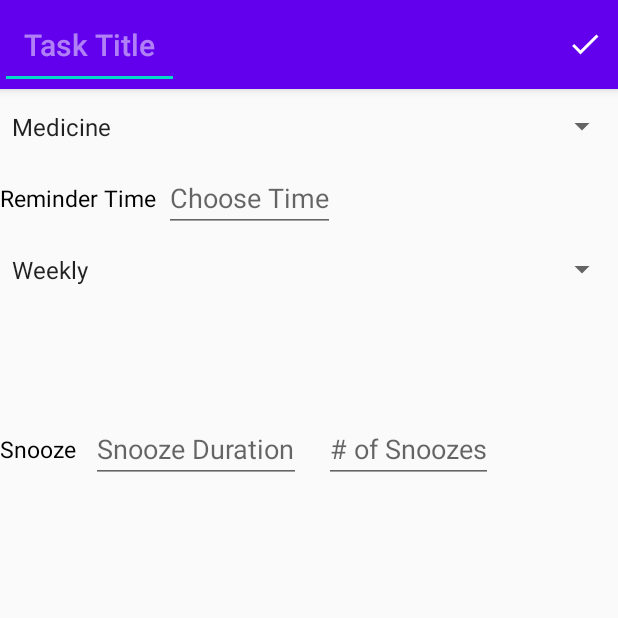
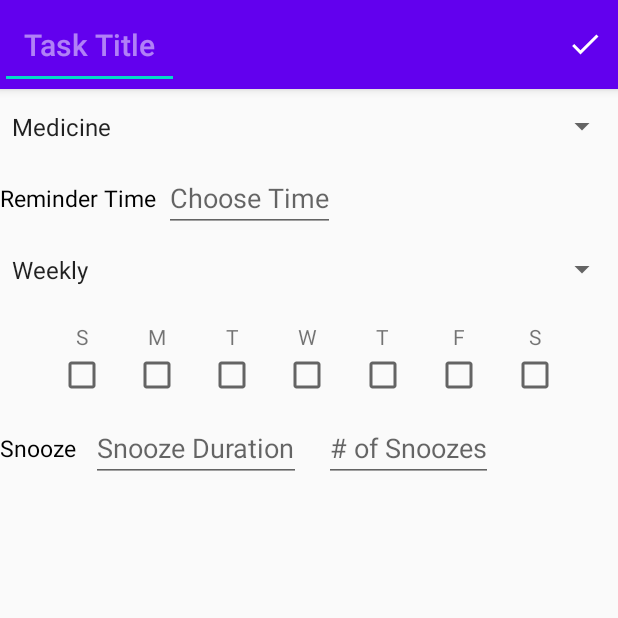
Before and after one commit to GNG2101-Group12/Multi-Reminder-App, an Android app: the CreateReminderActivity screen opened directly, with no data from a screen before it, on a phone screen of 412 x 824 dp, the top half of it. Run offline under Robolectric (Android 15) with nearby library versions, the phone set to English and light mode, and no system bars; libraries missing offline, so code that uses them is left out: mobi.upod.timedurationpicker.

```diff
--- a/app/src/main/java/gng2101_2020/group12/multireminder/ui/create_reminder/CreateReminderActivity.java
+++ b/app/src/main/java/gng2101_2020/group12/multireminder/ui/create_reminder/CreateReminderActivity.java
@@ -3,8 +3,10 @@ package gng2101_2020.group12.multireminder.ui.create_reminder;
 import android.app.TimePickerDialog;
 import android.os.Bundle;
 import android.view.View;
+import android.widget.AdapterView;
 import android.widget.EditText;
 import android.widget.ImageButton;
+import android.widget.LinearLayout;
 import android.widget.Spinner;
 import android.widget.TimePicker;
 import android.widget.Toast;
@@ -20,9 +22,11 @@ import java.util.Calendar;
 import java.util.function.Function;
 
 import gng2101_2020.group12.multireminder.Helpers;
+import gng2101_2020.group12.multireminder.MainActivity;
 import gng2101_2020.group12.multireminder.R;
 import gng2101_2020.group12.multireminder.reminders.Reminder;
 import gng2101_2020.group12.multireminder.reminders.ReminderCreator;
+import gng2101_2020.group12.multireminder.ui.main.DatabaseHandler;
 import gng2101_2020.group12.multireminder.ui.main.SectionsPagerAdapter;
 import mobi.upod.timedurationpicker.TimeDurationPicker;
 import mobi.upod.timedurationpicker.TimeDurationPickerDialog;
@@ -84,9 +88,48 @@ public class CreateReminderActivity extends AppCompatActivity {
             Reminder reminder = new Reminder(taskTitle.getText().toString(), categorySpinner.getSelectedItem().toString());
             reminderCreator.scheduleReminder(calendar, reminder);
 
-            // TODO: save data somewhere persistent
+            // Save Data in SQL Database
+            String item = categorySpinner.getSelectedItem().toString();
+            reminder.setCategory(item);
+            reminder.setReminderDelay(snoozeDuration.getText().toString());
+
+            DatabaseHandler dbHandler = new DatabaseHandler(this);
+            dbHandler.addReminder(reminder);
 
             finish();
+        });
+
+        Spinner spinner = (Spinner) findViewById(R.id.frequencySpinner);
+        spinner.setOnItemSelectedListener(new AdapterView.OnItemSelectedListener() {
+            @Override
+            public void onItemSelected(AdapterView<?> parent, View view, int position, long id) {
+                String item = (String) parent.getItemAtPosition(position);
+                LinearLayout weeklyLinearLayout = (LinearLayout) findViewById(R.id.WeeklyView);
+                Spinner monthlySpinner = (Spinner) findViewById(R.id.MonthlyView);
+                LinearLayout yearlyLinearLayout = (LinearLayout) findViewById(R.id.YearlyView);
+                switch (item) {
+                    case "Weekly":
+                        weeklyLinearLayout.setVisibility(View.VISIBLE);
+                        monthlySpinner.setVisibility(View.GONE);
+                        yearlyLinearLayout.setVisibility(View.GONE);
+                        break;
+                    case "Monthly":
+                        weeklyLinearLayout.setVisibility(View.GONE);
+                        monthlySpinner.setVisibility(View.VISIBLE);
+                        yearlyLinearLayout.setVisibility(View.GONE);
+                        break;
+                    case "Yearly":
+                        weeklyLinearLayout.setVisibility(View.GONE);
+                        monthlySpinner.setVisibility(View.GONE);
+                        yearlyLinearLayout.setVisibility(View.VISIBLE);
+                        break;
+                }
+            }
+
+            @Override
+            public void onNothingSelected(AdapterView<?> parent) {
+
+            }
         });
     }
 
--- a/app/src/main/res/layout/activity_create_reminder.xml
+++ b/app/src/main/res/layout/activity_create_reminder.xml
@@ -83,7 +83,7 @@
         android:layout_width="match_parent"
         android:layout_height="wrap_content"
         android:id="@+id/WeeklyView"
-        android:visibility="gone"
+        android:visibility="visible"
         android:orientation="horizontal"
         android:gravity="center_horizontal"
         android:layout_marginHorizontal="30dp">
@@ -217,7 +217,7 @@
         android:layout_width="fill_parent"
         android:layout_height="wrap_content"
         android:entries="@array/Days"
-        android:visibility="invisible"/>
+        android:visibility="gone"/>
 
 <!--    Yearly Frequency-->
     <LinearLayout
@@ -225,7 +225,7 @@
         android:layout_width="match_parent"
         android:layout_height="wrap_content"
         android:orientation="vertical"
-        android:visibility="invisible">
+        android:visibility="gone">
 
         <Spinner
             android:layout_width="fill_parent"
```
Also changed, not shown: app/src/main/java/gng2101_2020/group12/multireminder/reminders/Reminder.java (+22 -0 lines), app/src/main/java/gng2101_2020/group12/multireminder/ui/main/DatabaseHandler.java (added, +113 -0 lines), app/src/main/java/gng2101_2020/group12/multireminder/ui/main/ListFragment.java (+18 -2 lines), app/src/main/res/layout/list_fragment.xml (+8 -0 lines).
